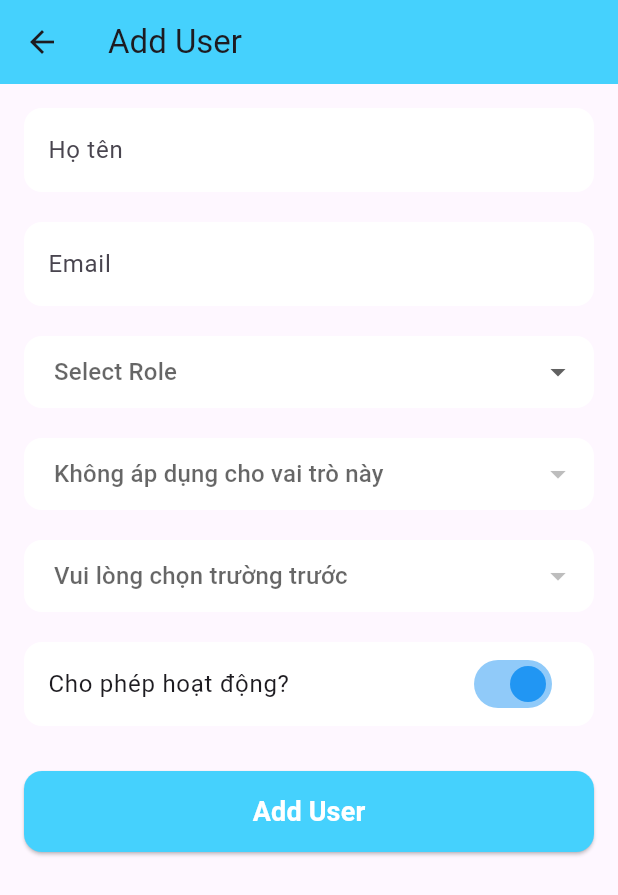
After one commit to PHUONGNAMKEM/FLUTTER_MOBILE_ST4, a Flutter app: the UserFormScreen screen opened directly, on a phone screen of 412 x 824 dp. The commit adds this screen. Shown: the top 895 px of the screen. Run offline on Flutter 3.47's test engine with Material 3 defaults, Android fonts, the phone set to English and light mode, and no system bars; our stand-ins replace cloud_firestore, firebase_auth, firebase_core, firebase_storage, font_awesome_flutter, image_picker; accounts and stored records are empty; key blocks and very long unbroken strings in the code were emptied for the run.

Commit message:
them xu ly user firebase

```diff
--- /dev/null
+++ b/lib/firebase/firebase_service.dart
@@ -0,0 +1,48 @@
+import 'dart:io';
+import 'package:cloud_firestore/cloud_firestore.dart';
+import 'package:firebase_storage/firebase_storage.dart';
+import 'package:flutter_project_presentation_lastsegment/model/user_model.dart';
+
+class FirebaseService {
+  final FirebaseFirestore _firestore = FirebaseFirestore.instance;
+  final FirebaseStorage _storage = FirebaseStorage.instance;
+
+  // --- User Operations ---
+
+  Stream<List<User>> getUsersStream() {
+    return _firestore.collection('user').snapshots().map((snapshot) {
+      return snapshot.docs.map((doc) => User.fromFirestore(doc as DocumentSnapshot<Map<String, dynamic>>)).toList();
+    });
+  }
+
+  Future<void> addUser(Map<String, dynamic> userData) async {
+    await _firestore.collection('user').add(userData);
+  }
+
+  Future<void> updateUser(String userId, Map<String, dynamic> userData) async {
+    await _firestore.collection('user').doc(userId).update(userData);
+  }
+
+  Future<void> deleteUser(String userId) async {
+    await _firestore.collection('user').doc(userId).delete();
+  }
+
+
+
+  // --- School/Class Operations ---
+
+  Stream<List<School>> getSchoolsStream() {
+    return _firestore.collection('schools').snapshots().map((snapshot) {
+      return snapshot.docs.map((doc) => School.fromFirestore(doc as DocumentSnapshot<Map<String, dynamic>>)).toList();
+    });
+  }
+
+  Future<List<Class>> getClassesForSchool(String schoolId) async {
+    final snapshot = await _firestore
+        .collection('classes')
+        .where('schoolId', isEqualTo: schoolId)
+        .get();
+
+    return snapshot.docs.map((doc) => Class.fromFirestore(doc as DocumentSnapshot<Map<String, dynamic>>)).toList();
+  }
+}
--- /dev/null
+++ b/lib/model/user_model.dart
@@ -0,0 +1,81 @@
+import 'package:cloud_firestore/cloud_firestore.dart';
+
+class User {
+  final String? id;
+  String name;
+  String email;
+  String role;
+  String? schoolId;
+  String? classId;
+
+  bool isAvailable;
+
+  User({
+    this.id,
+    required this.name,
+    required this.email,
+    required this.role,
+    this.schoolId,
+    this.classId,
+    this.isAvailable = true,
+  });
+
+  factory User.fromFirestore(DocumentSnapshot<Map<String, dynamic>> doc) {
+    final data = doc.data()!;
+    return User(
+      id: doc.id,
+      name: data['name'] ?? '',
+      email: data['email'] ?? '',
+      role: data['role'] ?? '',
+      schoolId: data['schoolId'],
+      classId: data['classId'],
+      isAvailable: data['isAvailable'] ?? true,
+    );
+  }
+
+  Map<String, dynamic> toFirestore() {
+    return {
+      'name': name,
+      'email': email,
+      'role': role,
+      'schoolId': schoolId,
+      'classId': classId,
+      'isAvailable': isAvailable,
+    };
+  }
+}
+
+class School {
+  final String docId;
+  final String schoolId;
+  final String name;
+
+  School({required this.docId, required this.schoolId, required this.name});
+
+  factory School.fromFirestore(DocumentSnapshot<Map<String, dynamic>> doc) {
+    final data = doc.data()!;
+    return School(docId: doc.id,
+    name: data['schoolName'],
+    schoolId: data ['schoolId']
+    ?? 'Unknown School');
+  }
+}
+
+class Class {
+  final String docId;
+  final String classId;
+  final String schoolId;
+  final String name;
+
+  Class({required this.docId, required this.classId, required this.schoolId, required this.name});
+
+  factory Class.fromFirestore(DocumentSnapshot<Map<String, dynamic>> doc) {
+    final data = doc.data()!;
+    return Class(
+      docId: doc.id,
+      classId: data['classId'] ?? '',
+      schoolId: data['schoolId'] ?? '',
+      name: data['className'] ?? 'Unknown Class',
+    );
+  }
+}
--- /dev/null
+++ b/lib/user/user_management_screen.dart
@@ -0,0 +1,446 @@
+import 'package:flutter/material.dart';
+import 'package:flutter_project_presentation_lastsegment/model/user_model.dart';
+import 'package:flutter_project_presentation_lastsegment/firebase/firebase_service.dart';
+
+class UserListScreen extends StatefulWidget {
+  const UserListScreen({super.key});
+
+  @override
+  _UserListScreenState createState() => _UserListScreenState();
+}
+
+class _UserListScreenState extends State<UserListScreen> {
+  final FirebaseService _firebaseService = FirebaseService();
+  String _searchQuery = '';
+
+  void _navigateToForm({User? user}) {
+    Navigator.push(
+      context,
+      MaterialPageRoute(builder: (context) => UserFormScreen(user: user)),
+    );
+  }
+
+  void _deleteUser(String userId) {
+    // Capture ScaffoldMessenger using the context of _UserListScreenState, which should remain valid.
+    final scaffoldMessenger = ScaffoldMessenger.of(context);
+
+    showDialog(
+      context: context,
+      builder: (dialogContext) => AlertDialog(
+        title: const Text("Xác nhận xóa"),
+        content: const Text("Bạn có chắc chắn muốn xóa user này?"),
+        actions: [
+          TextButton(
+            onPressed: () async {
+              Navigator.pop(dialogContext);
+              await _firebaseService.deleteUser(userId);
+              if (mounted) {
+                scaffoldMessenger.showSnackBar(
+                  const SnackBar(content: Text("User đã được xóa.")),
+                );
+              }
+            },
+            child: const Text("Xóa", style: TextStyle(color: Colors.red)),
+          ),
+          TextButton(
+            child: const Text("Hủy"),
+            onPressed: () => Navigator.pop(dialogContext),
+          ),
+        ],
+      ),
+    );
+  }
+
+  @override
+  Widget build(BuildContext context) {
+    return Scaffold(
+      appBar: AppBar(
+        title: TextField(
+          onChanged: (value) => setState(() => _searchQuery = value),
+          decoration: const InputDecoration(
+            hintText: "Tìm kiếm user...",
+            border: InputBorder.none,
+            hintStyle: TextStyle(color: Colors.white70),
+            prefixIcon: Icon(Icons.search, color: Colors.white),
+          ),
+          style: const TextStyle(color: Colors.white, fontSize: 18),
+        ),
+        backgroundColor: Colors.blue,
+      ),
+      body: StreamBuilder<List<User>>(
+        stream: _firebaseService.getUsersStream(),
+        builder: (context, snapshot) {
+          if (snapshot.connectionState == ConnectionState.waiting) {
+            return const Center(child: CircularProgressIndicator());
+          }
+          if (snapshot.hasError) {
+            return Center(child: Text("Đã có lỗi xảy ra: ${snapshot.error}"));
+          }
+          if (!snapshot.hasData || snapshot.data!.isEmpty) {
+            return const Center(child: Text("Không có user nào."));
+          }
+
+          final allUsers = snapshot.data!;
+          final query = _searchQuery.toLowerCase().trim();
+          final filteredUsers = query.isEmpty
+              ? allUsers
+              : allUsers.where((user) {
+                  final nameMatches = user.name.toLowerCase().contains(query);
+                  final emailMatches = user.email.toLowerCase().contains(query);
+
+                  return nameMatches || emailMatches;
+                }).toList();
+
+          return ListView.builder(
+            padding: const EdgeInsets.all(10),
+            itemCount: filteredUsers.length,
+            itemBuilder: (context, index) {
+              final user = filteredUsers[index];
+              return Card(
+                elevation: 4,
+                margin: const EdgeInsets.symmetric(vertical: 8),
+                child: ListTile(
+                  onTap: () {
+                  },
+                  leading: Icon(
+                    Icons.person,
+                    color: Colors.blue,
+                    size: 40,
+                  ),
+                  title: Text(user.name, style: const TextStyle(fontWeight: FontWeight.bold)),
+                  subtitle: Text(user.role),
+                  trailing: Row(
+                    mainAxisSize: MainAxisSize.min,
+                    children: [
+                      IconButton(
+                        icon: const Icon(Icons.edit, color: Colors.green),
+                        onPressed: () => _navigateToForm(user: user),
+                      ),
+                      IconButton(
+                        icon: const Icon(Icons.delete, color: Colors.red),
+                        onPressed: () => _deleteUser(user.id!),
+                      ),
+                    ],
+                  ),
+                ),
+              );
+            },
+          );
+        },
+      ),
+      floatingActionButton: FloatingActionButton(
+        onPressed: () => _navigateToForm(),
+        backgroundColor: const Color.fromRGBO(69, 209, 253, 1),
+        child: const Icon(Icons.add, color: Colors.white),
+      ),
+    );
+  }
+}
+
+// Màn hình Form để Thêm/Sửa User
+class UserFormScreen extends StatefulWidget {
+  final User? user; // Null nếu là "Add", có giá trị nếu là "Edit"
+
+  const UserFormScreen({super.key, this.user});
+
+  @override
+  State<UserFormScreen> createState() => _UserFormScreenState();
+}
+
+class _UserFormScreenState extends State<UserFormScreen> {
+  final _formKey = GlobalKey<FormState>();
+  final FirebaseService _firebaseService = FirebaseService();
+
+  // Controllers
+  late TextEditingController _nameController;
+  late TextEditingController _emailController;
+
+  // Bien state
+  bool _isEditMode = false;
+  String? _selectedRole;
+  String? _selectedSchoolId;
+  String? _selectedClassId;
+  bool _isAvailable = true;
+  bool _isLoading = false;
+  List<Class> _availableClasses = [];
+  bool _isClassesLoading = false;
+
+  final List<String> _roles = ["leader", "teacher", "principal", "company", "technician", "admin"];
+  final List<String> _schoolRequiredRoles = ["leader", "principal", "teacher"];
+
+  @override
+  void initState() {
+    super.initState();
+    _isEditMode = widget.user != null;
+    _nameController = TextEditingController(text: widget.user?.name ?? '');
+    _emailController = TextEditingController(text: widget.user?.email ?? '');
+    if (_isEditMode) {
+      final user = widget.user!;
+      _selectedRole = user.role;
+      _selectedSchoolId = user.schoolId;
+      _selectedClassId = user.classId;
+      _isAvailable = user.isAvailable;
+
+      if (_selectedSchoolId != null) {
+        _fetchClassesForSchool(_selectedSchoolId!);
+      }
+    }
+  }
+
+  Future<void> _fetchClassesForSchool(String schoolId) async {
+    setState(() {
+      _isClassesLoading = true;
+      _availableClasses = [];
+      _selectedClassId = null;
+    });
+
+    print("--- debug class ở đây: $schoolId ---");
+
+    try {
+      final classes = await _firebaseService.getClassesForSchool(schoolId);
+
+      //debug
+      print(">>> ĐÃ TÌM THẤY: ${classes.length} LỚP");
+      for (var c in classes) {
+        print("  - Lớp: ${c.name}, ID: ${c.classId}");
+      }
+
+      setState(() {
+        _availableClasses = classes;
+      });
+    } catch (e) {
+      print("Error fetching classes: $e");
+    } finally {
+      setState(() {
+        _isClassesLoading = false;
+      });
+    }
+  }
+  Future<void> _submitForm() async {
+    if (!_formKey.currentState!.validate()) {
+      ScaffoldMessenger.of(context).showSnackBar(
+        const SnackBar(content: Text("Vui lòng điền đầy đủ các trường bắt buộc.")),
+      );
+      return;
+    }
+
+    if (!mounted) return;
+    setState(() => _isLoading = true);
+
+    try {
+      final userData = {
+      'name': _nameController.text.trim(),
+      'email': _emailController.text.trim(),
+      'role': _selectedRole,
+      'schoolId': _schoolRequiredRoles.contains(_selectedRole) ? _selectedSchoolId : null,
+      'classId': _schoolRequiredRoles.contains(_selectedRole) ? _selectedClassId : null,
+      'isAvailable': _isAvailable,
+    };
+
+      if (_isEditMode) {
+        await _firebaseService.updateUser(widget.user!.id!, userData);
+      } else {
+        await _firebaseService.addUser(userData);
+      }
+
+      if (mounted) {
+        ScaffoldMessenger.of(context).showSnackBar(
+          SnackBar(content: Text("User đã được ${_isEditMode ? 'cập nhật' : 'thêm'} thành công!")),
+        );
+        Navigator.pop(context);
+      }
+
+    } catch (e) {
+      if (mounted) {
+        ScaffoldMessenger.of(context).showSnackBar(
+          SnackBar(content: Text("Đã có lỗi xảy ra: $e")),
+        );
+      }
+    } finally {
+      if (mounted) {
+        setState(() => _isLoading = false);
+      }
+    }
+  }
+
+  @override
+  Widget build(BuildContext context) {
+    return Scaffold(
+      appBar: AppBar(
+        title: Text(_isEditMode ? "Edit User" : "Add User"),
+        backgroundColor: const Color.fromRGBO(69, 209, 253, 1),
+      ),
+      body: _isLoading
+          ? const Center(child: CircularProgressIndicator())
+          : Padding(
+              padding: const EdgeInsets.all(16.0),
+              child: Form(
+                key: _formKey,
+                child: SingleChildScrollView(
+                  child: Column(
+                    crossAxisAlignment: CrossAxisAlignment.start,
+                    children: [
+                      _buildTextField(_nameController, "Họ tên"),
+                      const SizedBox(height: 20),
+                      _buildTextField(_emailController, "Email"),
+                      const SizedBox(height: 20),
+                      _buildRolePicker(),
+                      const SizedBox(height: 20),
+                      _buildSchoolPicker(),
+                      const SizedBox(height: 20),
+                      _buildClassPicker(),
+                      const SizedBox(height: 20),
+                      _buildAvailabilitySwitch(),
+                      const SizedBox(height: 30),
+                      _buildSubmitButton(),
+                    ],
+                  ),
+                ),
+              ),
+            ),
+    );
+  }
+
+  // --- BUILD WIDGETS ---
+
+
+  Widget _buildTextField(TextEditingController controller, String label) {
+    return TextFormField(
+      controller: controller,
+      validator: (value) => (value == null || value.isEmpty) ? '$label không được để trống' : null,
+      decoration: InputDecoration(
+        labelText: label,
+        filled: true,
+        fillColor: Colors.white,
+        border: OutlineInputBorder(borderRadius: BorderRadius.circular(12), borderSide: BorderSide.none),
+      ),
+    );
+  }
+
+  Widget _buildRolePicker() {
+    return DropdownButtonFormField<String>(
+      value: _selectedRole,
+      hint: const Text("Select Role"),
+      decoration: _inputDecoration(),
+      items: _roles.map((role) => DropdownMenuItem(value: role, child: Text(role))).toList(),
+      onChanged: (value) => setState(() {
+        _selectedRole = value;
+        _selectedSchoolId = null;
+        _selectedClassId = null;
+      }),
+      validator: (value) => value == null ? 'Vui lòng chọn vai trò' : null,
+    );
+  }
+
+  Widget _buildSchoolPicker() {
+    bool isEnabled = _selectedRole != null && _schoolRequiredRoles.contains(_selectedRole!);
+    return StreamBuilder<List<School>>(
+    stream: _firebaseService.getSchoolsStream(),
+    builder: (context, snapshot) {
+      if (!snapshot.hasData) {
+        return isEnabled ? const Center(child: CircularProgressIndicator()) : const SizedBox.shrink();
+      }
+      final schools = snapshot.data!;
+      return DropdownButtonFormField<String>(
+        isExpanded: true,
+        value: _selectedSchoolId,
+        hint: const Text("Select School"),
+        disabledHint: const Text("Không áp dụng cho vai trò này"),
+        decoration: _inputDecoration(),
+        items: schools.map((school) {
+          return DropdownMenuItem(
+            value: school.schoolId,
+            child: Text(school.name),
+          );
+        }).toList(),
+        onChanged: isEnabled
+            ? (value) {
+                if (value != null && value != _selectedSchoolId) {
+                  _fetchClassesForSchool(value);
+                }
+                setState(() {
+                  _selectedSchoolId = value;
+                });
+              }
+            : null,
+        validator: (value) => isEnabled && value == null ? 'Vui lòng chọn trường' : null,
+      );
+      },
+    );
+  }
+
+  Widget _buildClassPicker() {
+    bool isEnabled = _selectedRole != null &&
+      _schoolRequiredRoles.contains(_selectedRole!) &&
+      _selectedSchoolId != null &&
+      !_isClassesLoading;
+
+    return DropdownButtonFormField<String>(
+    value: _selectedClassId,
+    hint: Text(_isClassesLoading
+        ? "Đang tải lớp học..."
+        : _selectedSchoolId == null
+            ? "Vui lòng chọn trường trước"
+            : "Select Class"),
+    // Thêm thuộc tính disabledHint
+    disabledHint: _selectedRole != null && !_schoolRequiredRoles.contains(_selectedRole!)
+        ? const Text("Không áp dụng cho vai trò này")
+        : (_isClassesLoading
+            ? const Center(child: CircularProgressIndicator())
+            : const Text("Vui lòng chọn trường trước")),
+    decoration: _inputDecoration(),
+    items: _availableClasses.map((c) {
+      return DropdownMenuItem(
+        value: c.classId,
+        child: Text(c.name),
+      );
+    }).toList(),
+    onChanged: isEnabled ? (value) => setState(() => _selectedClassId = value) : null,
+    validator: (value) {
+      if (isEnabled && value == null) {
+        return 'Vui lòng chọn lớp';
+      }
+      return null;
+      },
+    );
+  }
+
+  Widget _buildAvailabilitySwitch() {
+    return SwitchListTile(
+      title: const Text("Cho phép hoạt động?"),
+      value: _isAvailable,
+      onChanged: (value) => setState(() => _isAvailable = value),
+      activeColor: Colors.blue,
+      tileColor: Colors.white,
+      shape: RoundedRectangleBorder(borderRadius: BorderRadius.circular(12)),
+    );
+  }
+
+  Widget _buildSubmitButton() {
+    return ElevatedButton(
+      style: ElevatedButton.styleFrom(
+        backgroundColor: const Color.fromRGBO(69, 209, 253, 1),
+        padding: const EdgeInsets.symmetric(vertical: 14),
+        shape: RoundedRectangleBorder(borderRadius: BorderRadius.circular(12)),
+        minimumSize: const Size(double.infinity, 50),
+      ),
+      onPressed: _submitForm,
+      child: Text(
+        _isEditMode ? "Save Changes" : "Add User",
+        style: const TextStyle(fontSize: 18, fontWeight: FontWeight.bold, color: Colors.white),
+      ),
+    );
+  }
+
+  InputDecoration _inputDecoration() {
+    return InputDecoration(
+      filled: true,
+      fillColor: Colors.white,
+      border: OutlineInputBorder(
+        borderRadius: BorderRadius.circular(12),
+        borderSide: BorderSide.none,
+      ),
+      contentPadding: const EdgeInsets.symmetric(vertical: 12, horizontal: 16),
+    );
+  }
+}
```
Also changed, not shown: lib/main.dart (+4 -4 lines).
